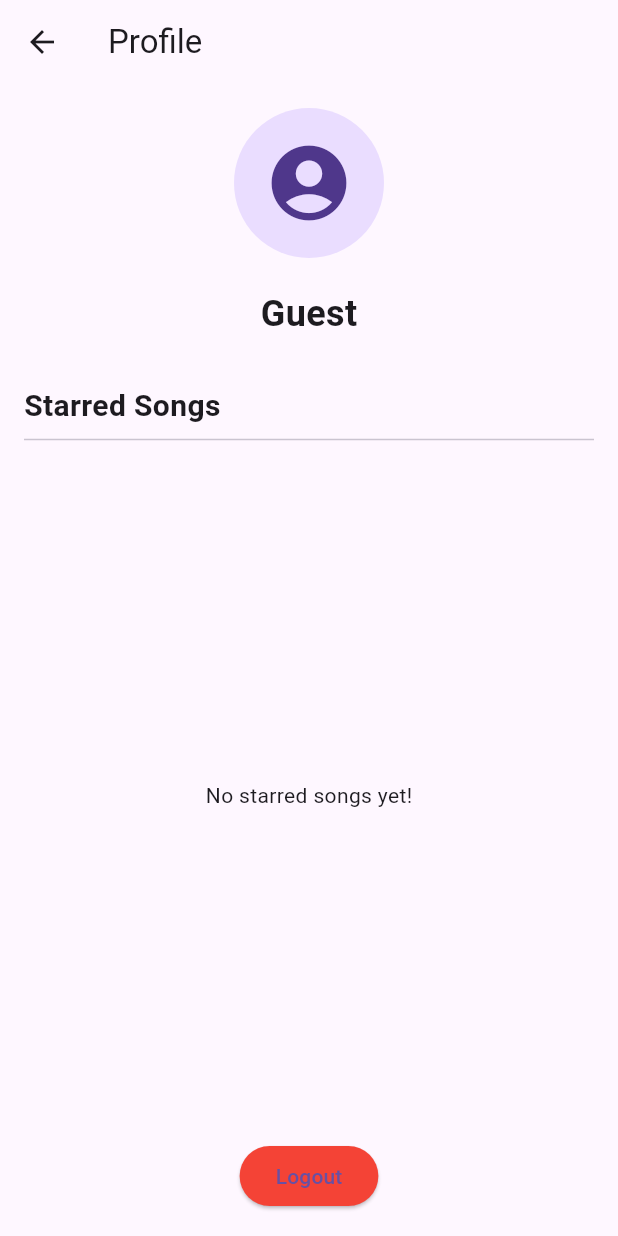
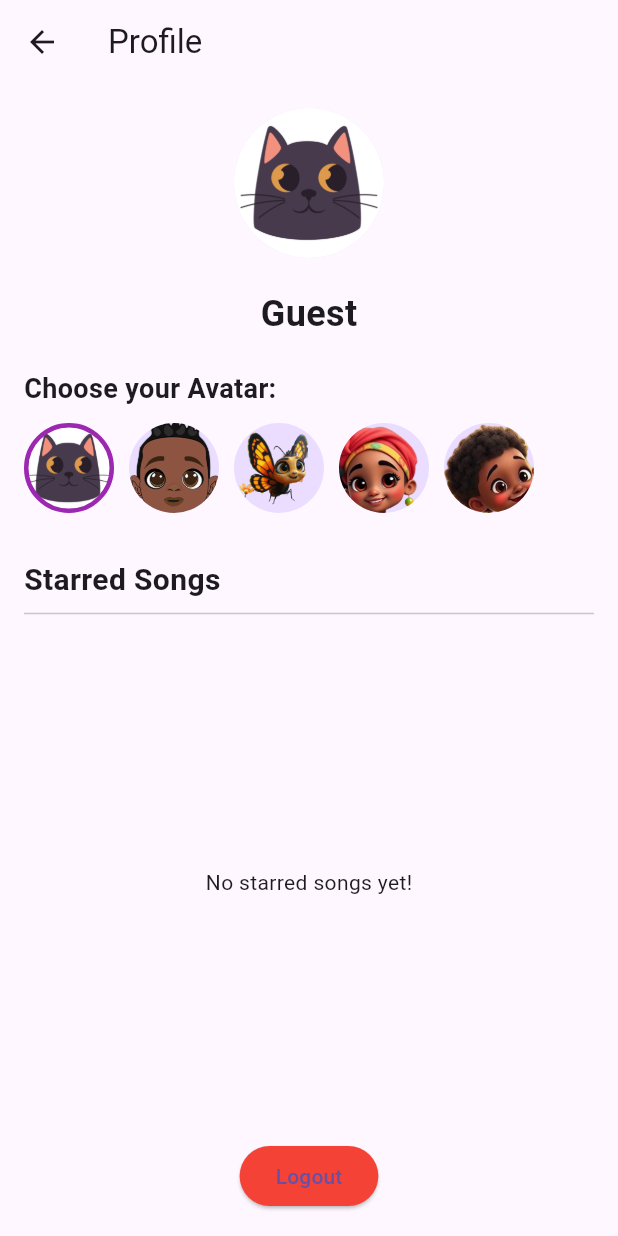
Before and after one commit to senagal/KunchoMonitor, a Flutter app: the ProfilePage screen opened by its route, on a phone screen of 412 x 824 dp. Run offline on Flutter 3.47's test engine with Material 3 defaults, Android fonts, the phone set to English and light mode, and no system bars; our stand-ins replace audioplayers, hive, hive_flutter, shared_preferences; accounts and stored records are empty; Roboto replaces fonts that are missing (ComicNeue).

Commit message:
Avatar changed

```diff
--- a/FlutterCode/kunchomusic/lib/ProfilePage.dart
+++ b/FlutterCode/kunchomusic/lib/ProfilePage.dart
@@ -12,6 +12,18 @@ class _ProfilePageState extends State<ProfilePage> {
   List<String> starredSongs = [];
   List<Map<String, dynamic>> allSongs = [];
   bool isLoading = true;
+
+  // Your new avatar images
+  final List<String> avatarPaths = [
+    'assets/wero.jpg',
+    'assets/Abush.png',
+    'assets/birabiro.png',
+    'assets/Bitiko.png',
+    'assets/Mitu.png',
+  ];
+
+  String? selectedAvatarPath;
+
   @override
   void initState() {
     super.initState();
@@ -26,20 +38,23 @@ class _ProfilePageState extends State<ProfilePage> {
         await Hive.isBoxOpen('usersBox')
             ? Hive.box('usersBox')
             : await Hive.openBox('usersBox');
+    final savedAvatar = prefs.getString('avatar_$username');
 
     setState(() {
       if (username != null && box.containsKey(username)) {
         currentUser = username;
         starredSongs = prefs.getStringList('starred_$username') ?? [];
+        selectedAvatarPath = savedAvatar ?? avatarPaths[0]; // default avatar
       } else {
         currentUser = 'Guest';
+        selectedAvatarPath = avatarPaths[0];
       }
       isLoading = false;
     });
   }
 
   Future<void> _loadSongs() async {
-    // summy data for now
+    // dummy data
     setState(() {
       allSongs = [
         {'id': '1', 'title': 'Twinkle Twinkle Little Star'},
@@ -61,9 +76,7 @@ class _ProfilePageState extends State<ProfilePage> {
       appBar: AppBar(title: Text('Profile')),
       body:
           isLoading
-              ? Center(
-                child: CircularProgressIndicator(),
-              ) // Show loading spinner
+              ? Center(child: CircularProgressIndicator())
               : Padding(
                 padding: const EdgeInsets.all(16.0),
                 child: Column(
@@ -72,7 +85,14 @@ class _ProfilePageState extends State<ProfilePage> {
                     Center(
                       child: CircleAvatar(
                         radius: 50,
-                        child: Icon(Icons.account_circle, size: 60),
+                        backgroundImage:
+                            selectedAvatarPath != null
+                                ? AssetImage(selectedAvatarPath!)
+                                : null,
+                        child:
+                            selectedAvatarPath == null
+                                ? Icon(Icons.account_circle, size: 60)
+                                : null,
                       ),
                     ),
                     SizedBox(height: 20),
@@ -85,6 +105,55 @@ class _ProfilePageState extends State<ProfilePage> {
                         ),
                       ),
                     ),
+
+                    SizedBox(height: 20),
+                    Text(
+                      'Choose your Avatar:',
+                      style: TextStyle(
+                        fontSize: 18,
+                        fontWeight: FontWeight.bold,
+                      ),
+                    ),
+                    SizedBox(height: 10),
+                    Wrap(
+                      spacing: 10,
+                      children:
+                          avatarPaths.map((path) {
+                            bool isSelected = selectedAvatarPath == path;
+                            return GestureDetector(
+                              onTap: () async {
+                                final prefs =
+                                    await SharedPreferences.getInstance();
+                                if (currentUser != null) {
+                                  await prefs.setString(
+                                    'avatar_$currentUser',
+                                    path,
+                                  );
+                                }
+                                setState(() {
+                                  selectedAvatarPath = path;
+                                });
+                              },
+                              child: CircleAvatar(
+                                radius: 30,
+                                backgroundImage: AssetImage(path),
+                                child:
+                                    isSelected
+                                        ? Container(
+                                          decoration: BoxDecoration(
+                                            shape: BoxShape.circle,
+                                            border: Border.all(
+                                              color: Colors.purple,
+                                              width: 3,
+                                            ),
+                                          ),
+                                        )
+                                        : null,
+                              ),
+                            );
+                          }).toList(),
+                    ),
+
                     SizedBox(height: 30),
                     Text(
                       'Starred Songs',
--- a/FlutterCode/kunchomusic/lib/main.dart
+++ b/FlutterCode/kunchomusic/lib/main.dart
@@ -9,8 +9,8 @@ import 'ProfilePage.dart';
 
 void main() async {
   WidgetsFlutterBinding.ensureInitialized();
-  final dir = await getApplicationDocumentsDirectory();
-  await Hive.initFlutter(dir.path);
+
+  await Hive.initFlutter();
 
   await Hive.openBox('usersBox');
 
```
Also changed, not shown: FlutterCode/kunchomusic/lib/HomePage.dart (+22 -4 lines), FlutterCode/kunchomusic/pubspec.yaml (+1 -6 lines), FlutterCode/kunchomusic/assets/Abush.png (added), FlutterCode/kunchomusic/assets/Bitiko.png (added), FlutterCode/kunchomusic/assets/Mitu.png (added), FlutterCode/kunchomusic/assets/birabiro.png (added), FlutterCode/kunchomusic/assets/wero.jpg (added), FlutterCode/kunchomusic/pubspec.lock.
